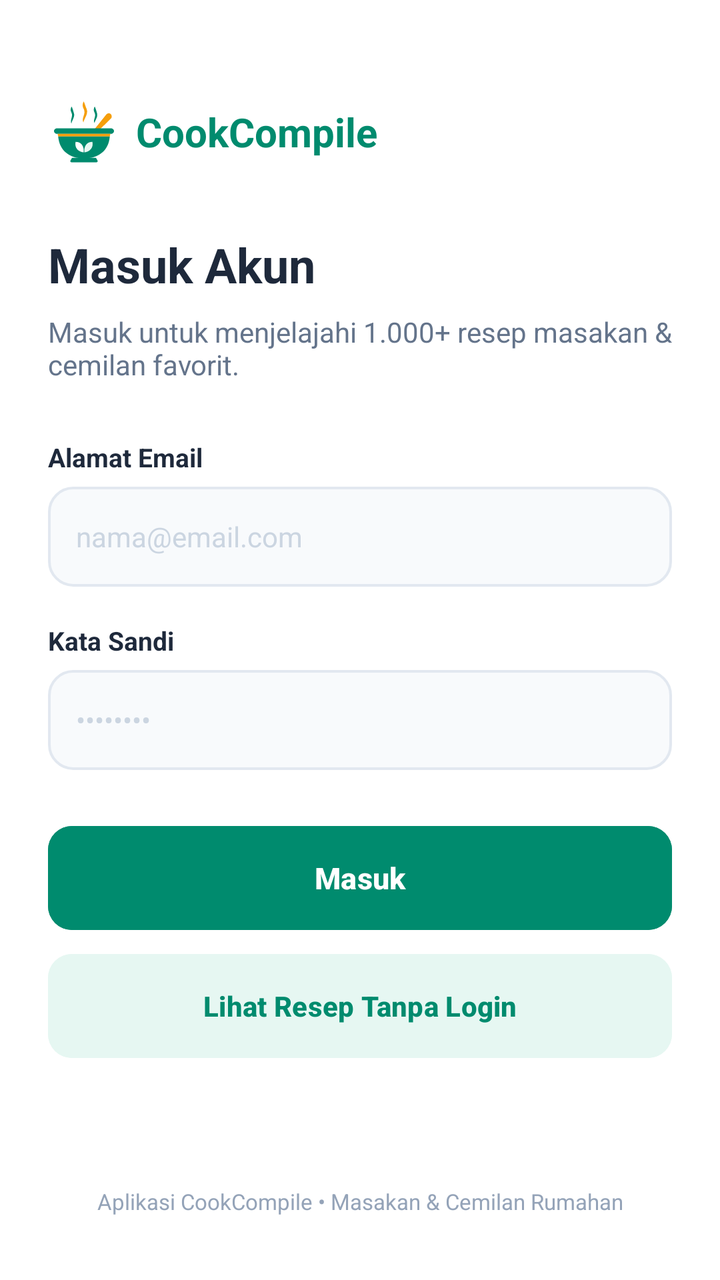
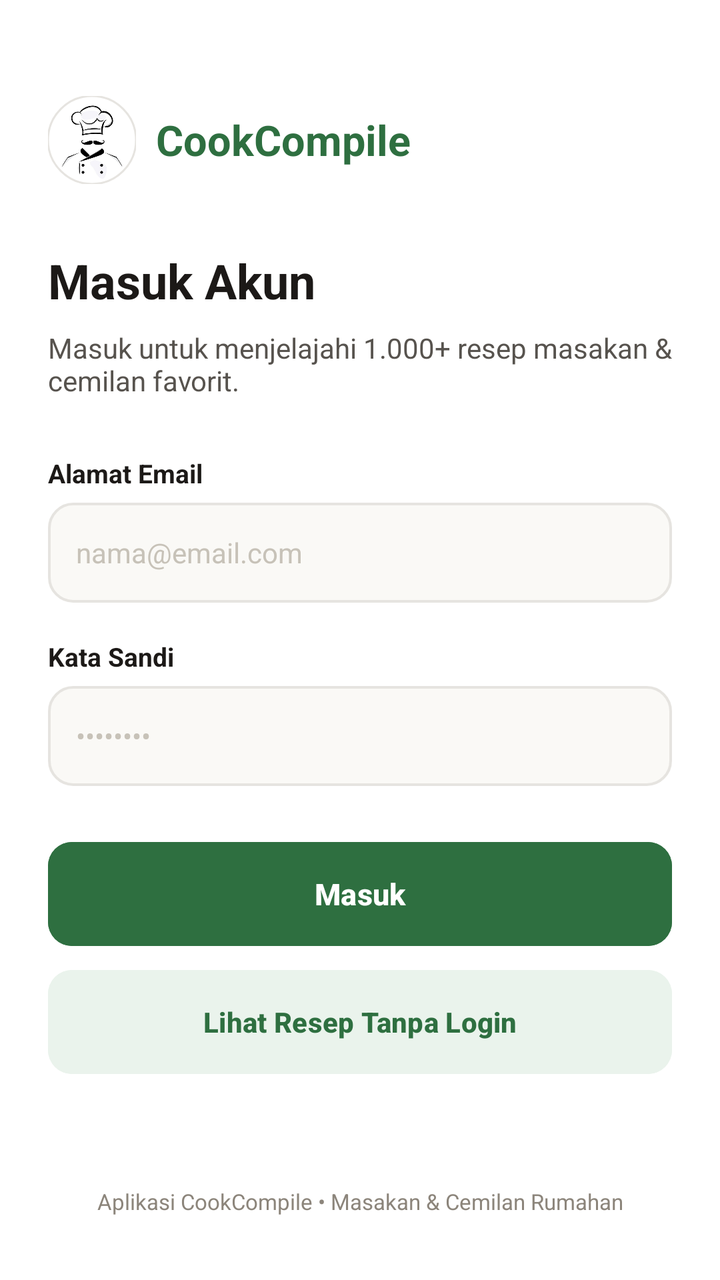

Compare the two renders of this Android layout. The source of the first and the diff that turns it into the second are given below.
<!-- AndroidManifest.xml: application theme Theme.CookCompileAPP -->
<!-- res/layout/activity_login.xml -->
<?xml version="1.0" encoding="utf-8"?>
<ScrollView xmlns:android="http://schemas.android.com/apk/res/android"
    xmlns:app="http://schemas.android.com/apk/res-auto"
    xmlns:tools="http://schemas.android.com/tools"
    android:layout_width="match_parent"
    android:layout_height="match_parent"
    android:background="@color/surface"
    android:fillViewport="true">

    <LinearLayout
        android:layout_width="match_parent"
        android:layout_height="wrap_content"
        android:orientation="vertical"
        android:paddingStart="24dp"
        android:paddingEnd="24dp"
        android:paddingTop="48dp"
        android:paddingBottom="32dp">

        
        <LinearLayout
            android:layout_width="wrap_content"
            android:layout_height="wrap_content"
            android:gravity="center_vertical"
            android:orientation="horizontal">

            <ImageView
                android:layout_width="36dp"
                android:layout_height="36dp"
                android:src="@drawable/ic_cook_pot_primary"
                tools:ignore="ContentDescription" />

            <TextView
                android:layout_width="wrap_content"
                android:layout_height="wrap_content"
                android:layout_marginStart="8dp"
                android:text="CookCompile"
                android:textColor="@color/primary"
                android:textSize="20sp"
                android:textStyle="bold" />
        </LinearLayout>

        
        <TextView
            android:layout_width="wrap_content"
            android:layout_height="wrap_content"
            android:layout_marginTop="32dp"
            android:text="@string/login_title"
            android:textColor="@color/text_primary"
            android:textSize="24sp"
            android:textStyle="bold" />

        <TextView
            android:layout_width="wrap_content"
            android:layout_height="wrap_content"
            android:layout_marginTop="8dp"
            android:text="@string/login_subtitle"
            android:textColor="@color/text_secondary"
            android:textSize="14sp" />

        
        <TextView
            android:layout_width="wrap_content"
            android:layout_height="wrap_content"
            android:layout_marginTop="28dp"
            android:text="@string/label_email"
            android:textColor="@color/text_primary"
            android:textSize="13sp"
            android:textStyle="bold" />

        <EditText
            android:id="@+id/etEmail"
            android:layout_width="match_parent"
            android:layout_height="50dp"
            android:layout_marginTop="6dp"
            android:background="@drawable/bg_input_field"
            android:hint="@string/hint_email"
            android:inputType="textEmailAddress"
            android:paddingStart="14dp"
            android:paddingEnd="14dp"
            android:textColor="@color/text_primary"
            android:textColorHint="@color/text_placeholder"
            android:textSize="14sp" />

        
        <TextView
            android:layout_width="wrap_content"
            android:layout_height="wrap_content"
            android:layout_marginTop="18dp"
            android:text="@string/label_password"
            android:textColor="@color/text_primary"
            android:textSize="13sp"
            android:textStyle="bold" />

        <EditText
            android:id="@+id/etPassword"
            android:layout_width="match_parent"
            android:layout_height="50dp"
            android:layout_marginTop="6dp"
            android:background="@drawable/bg_input_field"
            android:hint="@string/hint_password"
            android:inputType="textPassword"
            android:paddingStart="14dp"
            android:paddingEnd="14dp"
            android:textColor="@color/text_primary"
            android:textColorHint="@color/text_placeholder"
            android:textSize="14sp" />

        
        <com.google.android.material.button.MaterialButton
            android:id="@+id/btnLogin"
            android:layout_width="match_parent"
            android:layout_height="52dp"
            android:layout_marginTop="28dp"
            android:backgroundTint="@color/primary"
            android:insetTop="0dp"
            android:insetBottom="0dp"
            android:text="@string/btn_login"
            android:textAllCaps="false"
            android:textColor="@color/white"
            android:textSize="15sp"
            android:textStyle="bold"
            app:cornerRadius="12dp" />

        
        <com.google.android.material.button.MaterialButton
            android:id="@+id/btnSkipLogin"
            android:layout_width="match_parent"
            android:layout_height="52dp"
            android:layout_marginTop="12dp"
            android:backgroundTint="@color/primary_light"
            android:insetTop="0dp"
            android:insetBottom="0dp"
            android:text="@string/btn_skip_login"
            android:textAllCaps="false"
            android:textColor="@color/primary"
            android:textSize="14sp"
            android:textStyle="bold"
            app:cornerRadius="12dp"
            app:strokeColor="@color/primary_light" />

        
        <View
            android:layout_width="match_parent"
            android:layout_height="0dp"
            android:layout_weight="1" />

        
        <TextView
            android:layout_width="match_parent"
            android:layout_height="wrap_content"
            android:layout_marginTop="32dp"
            android:gravity="center"
            android:text="@string/login_footer"
            android:textColor="@color/text_muted"
            android:textSize="11sp" />

    </LinearLayout>

</ScrollView>
<!-- resources referenced by this layout -->
<resources>
  <color name="primary">#008B6E</color>
  <color name="primary_light">#E6F7F2</color>
  <color name="surface">#FFFFFF</color>
  <color name="text_muted">#94A3B8</color>
  <color name="text_placeholder">#CBD5E1</color>
  <color name="text_primary">#1E293B</color>
  <color name="text_secondary">#64748B</color>
  <color name="white">#FFFFFFFF</color>
  <!-- drawable bg_input_field (drawable) -->
  <?xml version="1.0" encoding="utf-8"?>
  <shape xmlns:android="http://schemas.android.com/apk/res/android"
      android:shape="rectangle">
      <solid android:color="@color/background" />
      <stroke
          android:width="1.2dp"
          android:color="@color/card_stroke" />
      <corners android:radius="12dp" />
  </shape>
  <!-- drawable ic_cook_pot_primary: vector/xml drawable (drawable, 2010 chars, omitted) -->
  <string name="btn_login">Masuk</string>
  <string name="btn_skip_login">Lihat Resep Tanpa Login</string>
  <string name="hint_email">nama@email.com</string>
  <string name="hint_password">••••••••</string>
  <string name="label_email">Alamat Email</string>
  <string name="label_password">Kata Sandi</string>
  <string name="login_footer">Aplikasi CookCompile • Masakan &amp; Cemilan Rumahan</string>
  <string name="login_subtitle">Masuk untuk menjelajahi 1.000+ resep masakan &amp; cemilan favorit.</string>
  <string name="login_title">Masuk Akun</string>
  <style name="Theme.CookCompileAPP" parent="Base.Theme.CookCompileAPP" />
  <color name="background">#F8FAFC</color>
  <color name="card_stroke">#E2E8F0</color>
  <style name="Base.Theme.CookCompileAPP" parent="Theme.Material3.Light.NoActionBar">
          <item name="colorPrimary">@color/primary</item>
          <item name="colorOnPrimary">@color/white</item>
          <item name="colorPrimaryContainer">@color/primary_light</item>
          <item name="colorOnPrimaryContainer">@color/primary_dark</item>
          <item name="android:windowBackground">@color/background</item>
          <item name="android:statusBarColor">@color/background</item>
          <item name="android:windowLightStatusBar">true</item>
      </style>
  <color name="primary_dark">#007058</color>
</resources>

<!-- the commit's change to res/layout/activity_login.xml (unified diff, before → after) -->
@@ -23,19 +23,24 @@
             android:gravity="center_vertical"
             android:orientation="horizontal">
 
-            <ImageView
-                android:layout_width="36dp"
-                android:layout_height="36dp"
-                android:src="@drawable/ic_cook_pot_primary"
+            <com.google.android.material.imageview.ShapeableImageView
+                android:layout_width="44dp"
+                android:layout_height="44dp"
+                android:background="@color/white"
+                android:scaleType="centerCrop"
+                android:src="@drawable/img_logo_chef"
+                app:shapeAppearanceOverlay="@style/ShapeAppearance.CookCompile.CircleAvatar"
+                app:strokeColor="@color/card_stroke"
+                app:strokeWidth="1dp"
                 tools:ignore="ContentDescription" />
 
             <TextView
                 android:layout_width="wrap_content"
                 android:layout_height="wrap_content"
-                android:layout_marginStart="8dp"
+                android:layout_marginStart="10dp"
                 android:text="CookCompile"
                 android:textColor="@color/primary"
-                android:textSize="20sp"
+                android:textSize="21sp"
                 android:textStyle="bold" />
         </LinearLayout>
 
<!-- resource entries referenced after the edit -->
@@ -1,12 +1,12 @@
 <!-- resources referenced by this layout -->
 <resources>
-  <color name="primary">#008B6E</color>
-  <color name="primary_light">#E6F7F2</color>
+  <color name="primary">#2E6F40</color>
+  <color name="primary_light">#EAF3EC</color>
   <color name="surface">#FFFFFF</color>
-  <color name="text_muted">#94A3B8</color>
-  <color name="text_placeholder">#CBD5E1</color>
-  <color name="text_primary">#1E293B</color>
-  <color name="text_secondary">#64748B</color>
+  <color name="text_muted">#8C857B</color>
+  <color name="text_placeholder">#C7C2B8</color>
+  <color name="text_primary">#1C1917</color>
+  <color name="text_secondary">#57534E</color>
   <color name="white">#FFFFFFFF</color>
   <!-- drawable bg_input_field (drawable) -->
   <?xml version="1.0" encoding="utf-8"?>
@@ -18,7 +18,7 @@
           android:color="@color/card_stroke" />
       <corners android:radius="12dp" />
   </shape>
-  <!-- drawable ic_cook_pot_primary: vector/xml drawable (drawable, 2010 chars, omitted) -->
+  <!-- drawable img_logo_chef: png bitmap (drawable, 64915 bytes) -->
   <string name="btn_login">Masuk</string>
   <string name="btn_skip_login">Lihat Resep Tanpa Login</string>
   <string name="hint_email">nama@email.com</string>
@@ -28,9 +28,12 @@
   <string name="login_footer">Aplikasi CookCompile • Masakan &amp; Cemilan Rumahan</string>
   <string name="login_subtitle">Masuk untuk menjelajahi 1.000+ resep masakan &amp; cemilan favorit.</string>
   <string name="login_title">Masuk Akun</string>
+  <style name="ShapeAppearance.CookCompile.CircleAvatar" parent="">
+          <item name="cornerSize">50%</item>
+      </style>
   <style name="Theme.CookCompileAPP" parent="Base.Theme.CookCompileAPP" />
-  <color name="background">#F8FAFC</color>
-  <color name="card_stroke">#E2E8F0</color>
+  <color name="background">#FAF9F6</color>
+  <color name="card_stroke">#E6E4E0</color>
   <style name="Base.Theme.CookCompileAPP" parent="Theme.Material3.Light.NoActionBar">
           <item name="colorPrimary">@color/primary</item>
           <item name="colorOnPrimary">@color/white</item>
@@ -40,6 +43,6 @@
           <item name="android:statusBarColor">@color/background</item>
           <item name="android:windowLightStatusBar">true</item>
       </style>
-  <color name="primary_dark">#007058</color>
+  <color name="primary_dark">#225430</color>
 </resources>
 
